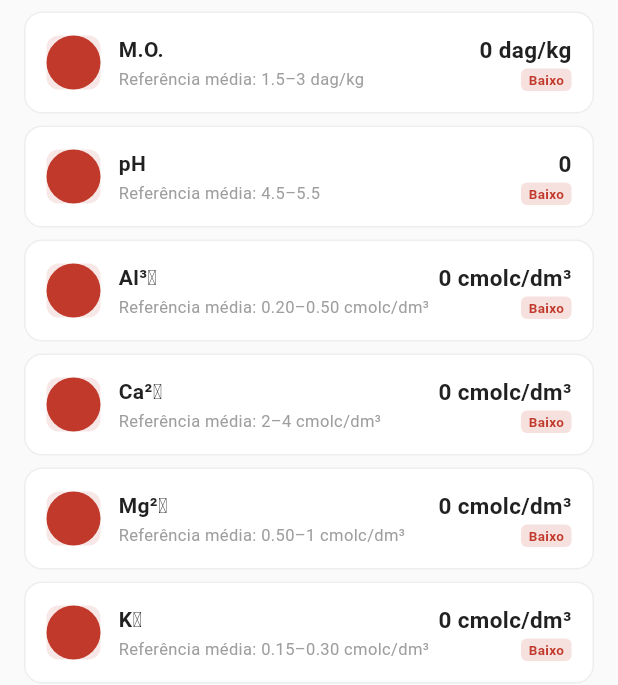
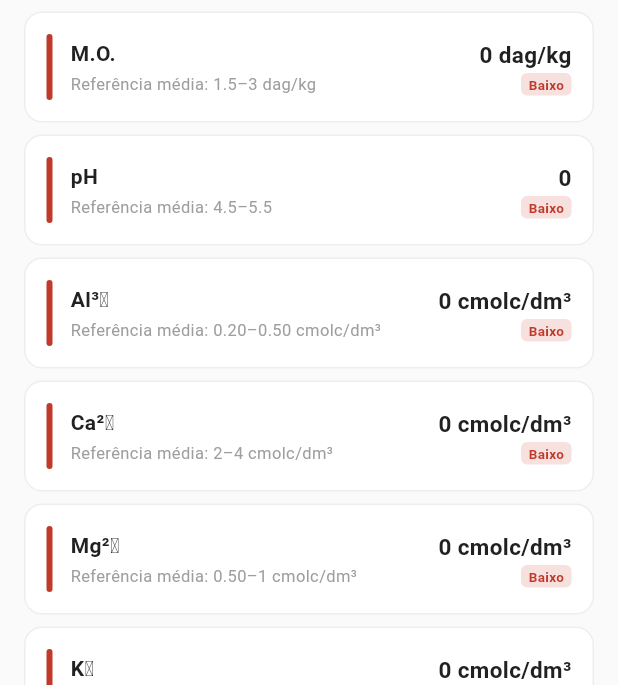
Before and after one commit to leandromesq/anasoil, a Flutter app: the AnalysisDetailPage screen opened directly with empty values, scrolled down 1152 dp, on a phone screen of 412 x 824 dp, the part 551-1236 px from its top. Run offline on Flutter 3.47's test engine with Material 3 defaults, Android fonts, the phone set to English and light mode, and no system bars; our stand-ins replace cloud_firestore, dio, file_picker, firebase_auth, firebase_core, firebase_storage and 8 more; missing offline and left inert: flutter_pdfview, syncfusion_flutter_pdf; accounts and stored records are empty.

Commit message:
fix: revert parameter card indicator to 4px accent bar, matching admin web

```diff
--- a/anasoil_mobile/lib/ui/analysis/analysis_detail_page.dart
+++ b/anasoil_mobile/lib/ui/analysis/analysis_detail_page.dart
@@ -446,20 +446,11 @@ class AnalysisDetailPage extends StatelessWidget {
       child: Row(
         children: [
           Container(
-            width: 36,
-            height: 36,
+            width: 4,
+            height: 44,
             decoration: BoxDecoration(
-              color: color.withValues(alpha: 0.12),
-              borderRadius:
-                  BorderRadius.circular(AnaSoilRadius.sm),
-            ),
-            child: Container(
-              width: 10,
-              height: 10,
-              decoration: BoxDecoration(
-                color: color,
-                shape: BoxShape.circle,
-              ),
+              color: color,
+              borderRadius: BorderRadius.circular(2),
             ),
           ),
           const SizedBox(width: AnaSoilSpacing.md),
```
